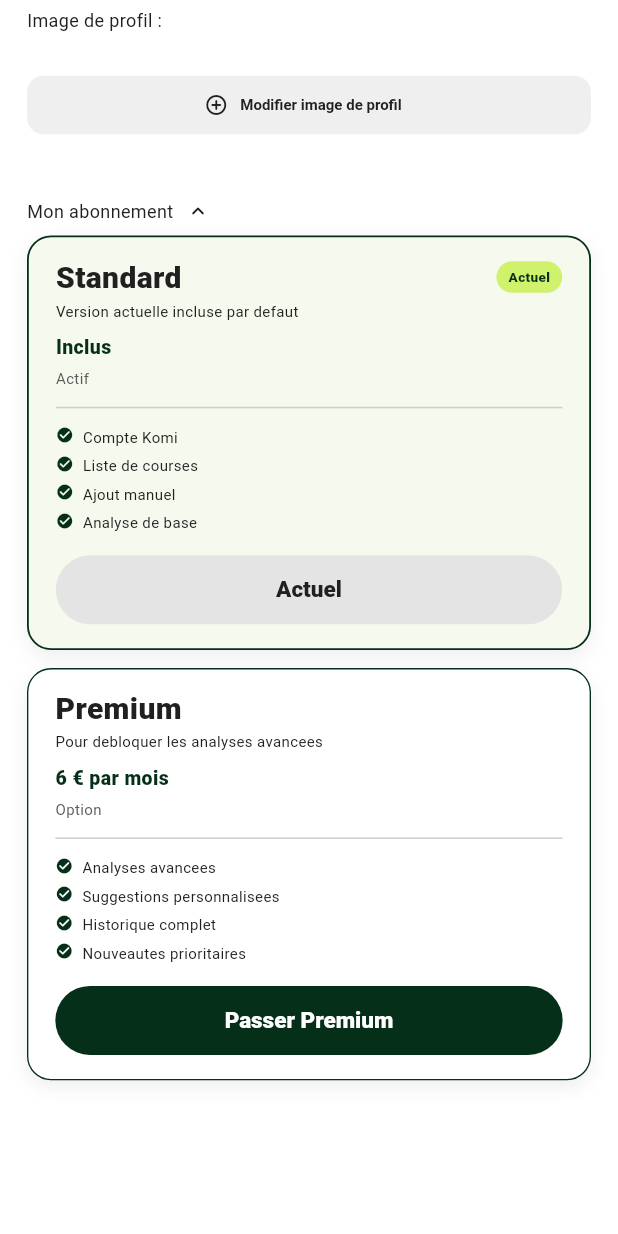
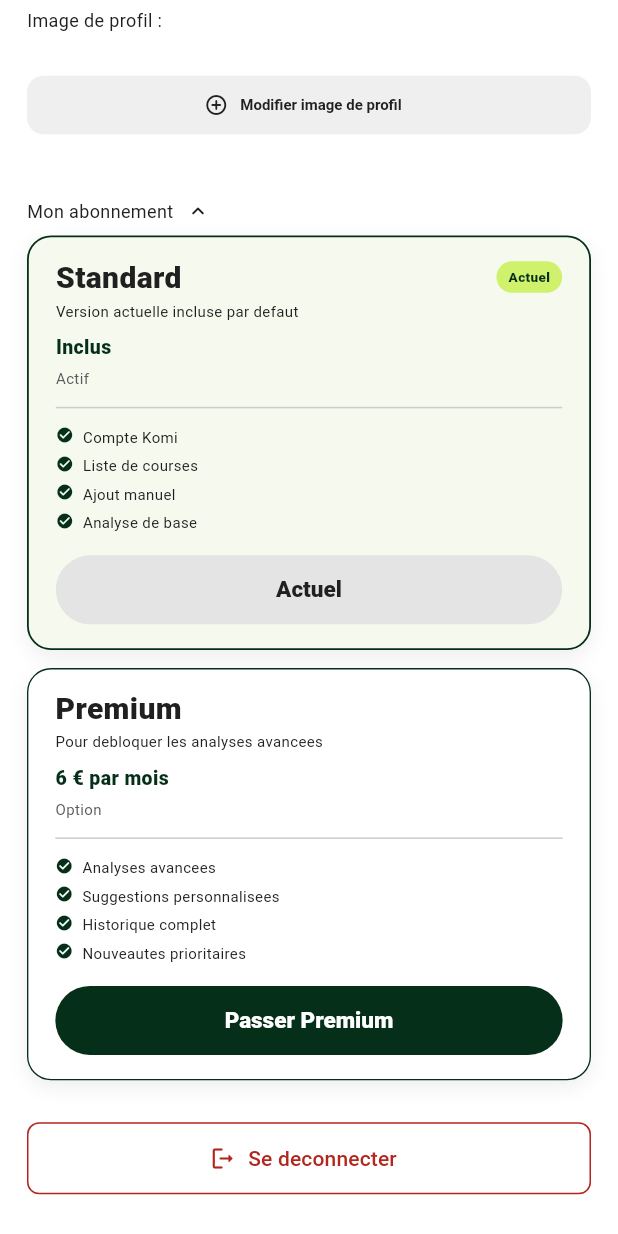
Before and after one commit to NGAMGA/MyDigitalProject, a Flutter app: the ProfilePage screen opened directly, scrolled down 325 dp, on a phone screen of 412 x 824 dp. Run offline on Flutter 3.47's test engine with Material 3 defaults, Android fonts, the phone set to English and light mode, and no system bars; our stand-ins replace cached_network_image, dio, flutter_svg, image_picker, shared_preferences; accounts and stored records are empty.

Commit message:
Add profile sign out flow

```diff
--- a/lib/features/profile/profile_page.dart
+++ b/lib/features/profile/profile_page.dart
@@ -7,6 +7,7 @@
 
 import '../auth/data/auth_models.dart';
 import '../auth/data/auth_session_store.dart';
+import '../auth/auth_choice_page.dart';
 import '../../providers/user_session_provider.dart';
 import '../../services/profile_service.dart';
 import '../../services/subscription_payment_service.dart';
@@ -27,6 +28,7 @@
   KomiUser? _user;
   bool _isStartingCheckout = false;
   bool _isSavingProfile = false;
+  bool _isSigningOut = false;
 
   @override
   void initState() {
@@ -192,6 +194,45 @@
     );
   }
 
+  Future<void> _signOut() async {
+    if (_isSigningOut) return;
+
+    final confirmed = await showDialog<bool>(
+      context: context,
+      builder: (dialogContext) => AlertDialog(
+        title: const Text('Se deconnecter ?'),
+        content: const Text(
+          'Tu devras te reconnecter pour acceder a ton compte.',
+        ),
+        actions: [
+          TextButton(
+            onPressed: () => Navigator.of(dialogContext).pop(false),
+            child: const Text('Annuler'),
+          ),
+          FilledButton(
+            onPressed: () => Navigator.of(dialogContext).pop(true),
+            style: FilledButton.styleFrom(
+              backgroundColor: const Color(0xFFB3261E),
+              foregroundColor: Colors.white,
+            ),
+            child: const Text('Se deconnecter'),
+          ),
+        ],
+      ),
+    );
+
+    if (confirmed != true || !mounted) return;
+
+    setState(() => _isSigningOut = true);
+    await context.read<UserSessionProvider>().clear();
+    if (!mounted) return;
+
+    Navigator.of(context).pushAndRemoveUntil(
+      MaterialPageRoute<void>(builder: (_) => const AuthChoicePage()),
+      (_) => false,
+    );
+  }
+
   @override
   Widget build(BuildContext context) {
     return Scaffold(
@@ -272,6 +313,30 @@
               subscription: _user?.subscription,
               isStartingCheckout: _isStartingCheckout,
               onPremiumPressed: _startPremiumCheckout,
+            ),
+            const SizedBox(height: 28),
+            SizedBox(
+              height: 48,
+              child: OutlinedButton.icon(
+                onPressed: _isSigningOut ? null : _signOut,
+                icon: _isSigningOut
+                    ? const SizedBox(
+                        width: 18,
+                        height: 18,
+                        child: CircularProgressIndicator(strokeWidth: 2),
+                      )
+                    : const Icon(Icons.logout_rounded),
+                label: Text(
+                  _isSigningOut ? 'Deconnexion...' : 'Se deconnecter',
+                ),
+                style: OutlinedButton.styleFrom(
+                  foregroundColor: const Color(0xFFB3261E),
+                  side: const BorderSide(color: Color(0xFFB3261E)),
+                  shape: RoundedRectangleBorder(
+                    borderRadius: BorderRadius.circular(8),
+                  ),
+                ),
+              ),
             ),
           ],
         ),
--- a/lib/providers/user_session_provider.dart
+++ b/lib/providers/user_session_provider.dart
@@ -24,4 +24,10 @@
     await _sessionStore.updateUser(user);
     notifyListeners();
   }
+
+  Future<void> clear() async {
+    await _sessionStore.clear();
+    _user = null;
+    notifyListeners();
+  }
 }
```
